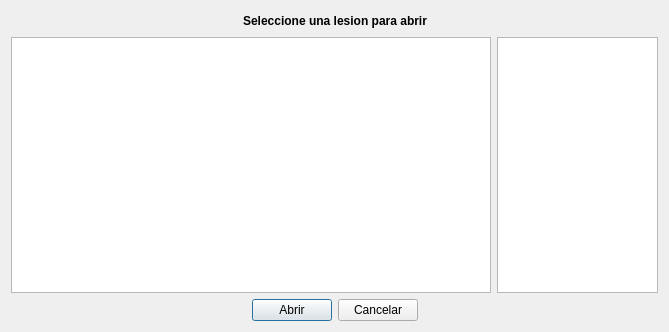
First picture: the form in abrirlesion.ui, repository Gabrielnz/pasantia-CIMBUC, before the edit.
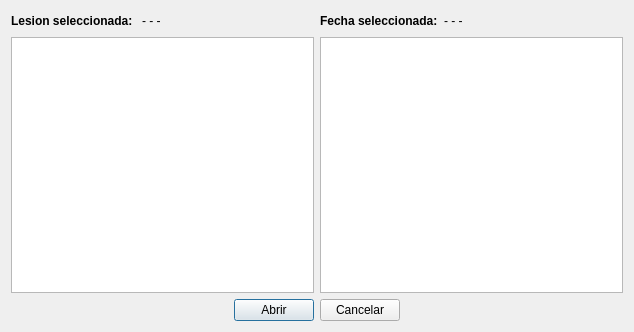
Second picture: the form after the edit.

```diff
--- a/abrirlesion.ui
+++ b/abrirlesion.ui
@@ -6,7 +6,7 @@
    <rect>
     <x>0</x>
     <y>0</y>
-    <width>669</width>
+    <width>634</width>
     <height>332</height>
    </rect>
   </property>
@@ -15,26 +15,30 @@
   </property>
   <layout class="QGridLayout" name="gridLayout">
    <item row="0" column="0">
+    <layout class="QVBoxLayout" name="verticalLayout_3">
+     <item>
+      <layout class="QHBoxLayout" name="horizontalLayout_4">
+       <item>
     <layout class="QVBoxLayout" name="verticalLayout">
      <item>
       <layout class="QHBoxLayout" name="horizontalLayout_2">
-       <item>
-        <spacer name="horizontalSpacer_4">
-         <property name="orientation">
-          <enum>Qt::Horizontal</enum>
-         </property>
-         <property name="sizeHint" stdset="0">
-          <size>
-           <width>40</width>
-           <height>20</height>
-          </size>
-         </property>
-        </spacer>
-       </item>
        <item>
         <widget class="QLabel" name="etqLesion">
+             <property name="font">
+              <font>
+               <weight>75</weight>
+               <bold>true</bold>
+              </font>
+             </property>
          <property name="text">
-          <string>&lt;html&gt;&lt;head/&gt;&lt;body&gt;&lt;p align=&quot;center&quot;&gt;&lt;span style=&quot; font-weight:600;&quot;&gt;Seleccione una lesion para abrir&lt;/span&gt;&lt;/p&gt;&lt;/body&gt;&lt;/html&gt;</string>
+              <string>&lt;html&gt;&lt;head/&gt;&lt;body&gt;&lt;p&gt;Lesion seleccionada: &lt;/p&gt;&lt;/body&gt;&lt;/html&gt;</string>
+             </property>
+            </widget>
+           </item>
+           <item>
+            <widget class="QLabel" name="etqInfoLesion">
+             <property name="text">
+              <string>- - -</string>
          </property>
         </widget>
        </item>
@@ -54,32 +58,53 @@
       </layout>
      </item>
      <item>
+          <widget class="QListView" name="lesionList"/>
+         </item>
+        </layout>
+       </item>
+       <item>
+        <layout class="QVBoxLayout" name="verticalLayout_2">
+         <item>
       <layout class="QHBoxLayout" name="horizontalLayout_3">
        <item>
-        <widget class="QListView" name="lesionList">
-         <property name="minimumSize">
-          <size>
-           <width>331</width>
-           <height>192</height>
-          </size>
-         </property>
+            <widget class="QLabel" name="etqFecha">
+             <property name="font">
+              <font>
+               <weight>75</weight>
+               <bold>true</bold>
+              </font>
+             </property>
+             <property name="text">
+              <string>&lt;html&gt;&lt;head/&gt;&lt;body&gt;&lt;p&gt;&lt;span style=&quot; font-weight:600;&quot;&gt;Fecha seleccionada:&lt;/span&gt;&lt;/p&gt;&lt;/body&gt;&lt;/html&gt;</string>
+             </property>
         </widget>
        </item>
        <item>
-        <widget class="QListView" name="fechaLesionList">
-         <property name="minimumSize">
-          <size>
-           <width>161</width>
-           <height>0</height>
-          </size>
-         </property>
-         <property name="maximumSize">
+            <widget class="QLabel" name="etqInfoFecha">
+             <property name="text">
+              <string>- - -</string>
+             </property>
+            </widget>
+           </item>
+           <item>
+            <spacer name="horizontalSpacer_4">
+             <property name="orientation">
+              <enum>Qt::Horizontal</enum>
+             </property>
+             <property name="sizeHint" stdset="0">
           <size>
-           <width>161</width>
-           <height>16777215</height>
-          </size>
-         </property>
-        </widget>
+               <width>40</width>
+               <height>20</height>
+              </size>
+             </property>
+            </spacer>
+           </item>
+          </layout>
+         </item>
+         <item>
+          <widget class="QListView" name="fechaLesionList"/>
+         </item>
+        </layout>
        </item>
       </layout>
      </item>
```
Lines whose indentation alone changed are shown as unchanged.
